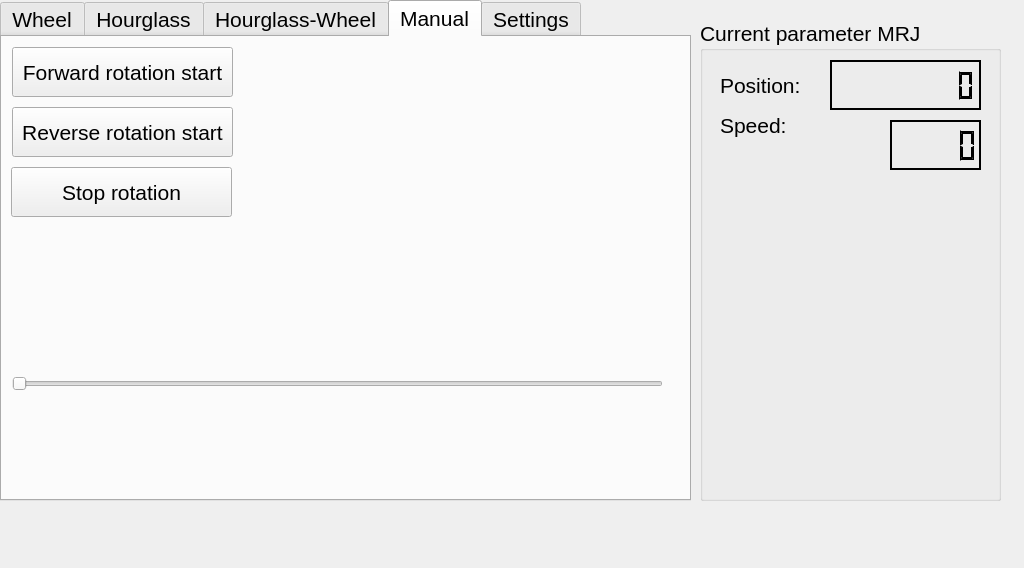
Above: GUI.ui from LeDima/Motor-control-MELSERVO- before the change. Below: the same form after it.
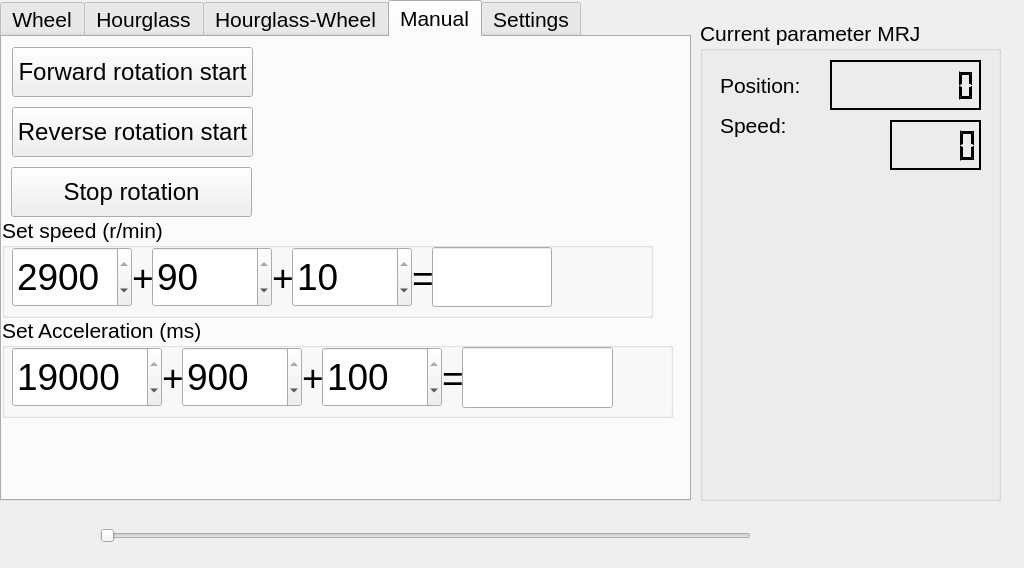
That is the form after the change. The open tabs and pages were chosen to show the change.

The edit to the form file:
```diff
--- a/GUI.ui
+++ b/GUI.ui
@@ -128,10 +128,15 @@
        <rect>
         <x>10</x>
         <y>10</y>
-        <width>221</width>
+        <width>241</width>
         <height>50</height>
        </rect>
       </property>
+      <property name="font">
+       <font>
+        <pointsize>18</pointsize>
+       </font>
+      </property>
       <property name="text">
        <string>Forward rotation start</string>
       </property>
@@ -141,10 +146,15 @@
        <rect>
         <x>10</x>
         <y>70</y>
-        <width>221</width>
+        <width>241</width>
         <height>50</height>
        </rect>
       </property>
+      <property name="font">
+       <font>
+        <pointsize>18</pointsize>
+       </font>
+      </property>
       <property name="text">
        <string>Reverse rotation start</string>
       </property>
@@ -154,29 +164,356 @@
        <rect>
         <x>9</x>
         <y>130</y>
-        <width>221</width>
+        <width>241</width>
         <height>50</height>
        </rect>
       </property>
+      <property name="font">
+       <font>
+        <pointsize>18</pointsize>
+       </font>
+      </property>
       <property name="text">
        <string>Stop rotation</string>
       </property>
      </widget>
-     <widget class="QSlider" name="Speed_IN_Slider">
+     <widget class="QGroupBox" name="groupBoxSet_Speed">
       <property name="geometry">
        <rect>
-        <x>10</x>
-        <y>321</y>
+        <x>0</x>
+        <y>180</y>
         <width>651</width>
-        <height>51</height>
+        <height>101</height>
        </rect>
       </property>
-      <property name="maximum">
-       <number>3000</number>
+      <property name="title">
+       <string>Set speed (r/min)</string>
       </property>
-      <property name="orientation">
-       <enum>Qt::Horizontal</enum>
+      <widget class="QLineEdit" name="lineEdit_Speed_IN">
+       <property name="geometry">
+        <rect>
+         <x>430</x>
+         <y>30</y>
+         <width>120</width>
+         <height>60</height>
+        </rect>
+       </property>
+       <property name="font">
+        <font>
+         <pointsize>28</pointsize>
+        </font>
+       </property>
+       <property name="dragEnabled">
+        <bool>false</bool>
+       </property>
+       <property name="readOnly">
+        <bool>true</bool>
+       </property>
+      </widget>
+      <widget class="QSpinBox" name="spinBoxSpeed_IN_100X">
+       <property name="geometry">
+        <rect>
+         <x>10</x>
+         <y>30</y>
+         <width>120</width>
+         <height>60</height>
+        </rect>
+       </property>
+       <property name="font">
+        <font>
+         <pointsize>28</pointsize>
+        </font>
+       </property>
+       <property name="minimum">
+        <number>0</number>
+       </property>
+       <property name="maximum">
+        <number>2900</number>
+       </property>
+       <property name="singleStep">
+        <number>100</number>
+       </property>
+       <property name="value">
+        <number>2900</number>
+       </property>
+      </widget>
+      <widget class="QLabel" name="label_6">
+       <property name="geometry">
+        <rect>
+         <x>130</x>
+         <y>40</y>
+         <width>21</width>
+         <height>41</height>
+        </rect>
+       </property>
+       <property name="font">
+        <font>
+         <pointsize>28</pointsize>
+        </font>
+       </property>
+       <property name="text">
+        <string>+</string>
+       </property>
+      </widget>
+      <widget class="QSpinBox" name="spinBoxSpeed_IN_10X">
+       <property name="geometry">
+        <rect>
+         <x>150</x>
+         <y>30</y>
+         <width>120</width>
+         <height>60</height>
+        </rect>
+       </property>
+       <property name="font">
+        <font>
+         <pointsize>28</pointsize>
+        </font>
+       </property>
+       <property name="minimum">
+        <number>0</number>
+       </property>
+       <property name="maximum">
+        <number>90</number>
+       </property>
+       <property name="singleStep">
+        <number>10</number>
+       </property>
+       <property name="value">
+        <number>90</number>
+       </property>
+      </widget>
+      <widget class="QSpinBox" name="spinBoxSpeed_IN_1X">
+       <property name="geometry">
+        <rect>
+         <x>290</x>
+         <y>30</y>
+         <width>120</width>
+         <height>60</height>
+        </rect>
+       </property>
+       <property name="font">
+        <font>
+         <pointsize>28</pointsize>
+        </font>
+       </property>
+       <property name="minimum">
+        <number>0</number>
+       </property>
+       <property name="maximum">
+        <number>10</number>
+       </property>
+       <property name="singleStep">
+        <number>1</number>
+       </property>
+       <property name="value">
+        <number>10</number>
+       </property>
+      </widget>
+      <widget class="QLabel" name="label_7">
+       <property name="geometry">
+        <rect>
+         <x>270</x>
+         <y>40</y>
+         <width>21</width>
+         <height>41</height>
+        </rect>
+       </property>
+       <property name="font">
+        <font>
+         <pointsize>28</pointsize>
+        </font>
+       </property>
+       <property name="text">
+        <string>+</string>
+       </property>
+      </widget>
+      <widget class="QLabel" name="label_8">
+       <property name="geometry">
+        <rect>
+         <x>410</x>
+         <y>40</y>
+         <width>21</width>
+         <height>41</height>
+        </rect>
+       </property>
+       <property name="font">
+        <font>
+         <pointsize>28</pointsize>
+        </font>
+       </property>
+       <property name="text">
+        <string>=</string>
+       </property>
+      </widget>
+     </widget>
+     <widget class="QGroupBox" name="groupBoxSet_Acceleration">
+      <property name="geometry">
+       <rect>
+        <x>0</x>
+        <y>280</y>
+        <width>671</width>
+        <height>101</height>
+       </rect>
       </property>
+      <property name="title">
+       <string>Set Acceleration (ms)</string>
+      </property>
+      <widget class="QSpinBox" name="spinBoxAcceleration_IN_1000X">
+       <property name="geometry">
+        <rect>
+         <x>10</x>
+         <y>30</y>
+         <width>150</width>
+         <height>60</height>
+        </rect>
+       </property>
+       <property name="font">
+        <font>
+         <pointsize>28</pointsize>
+        </font>
+       </property>
+       <property name="minimum">
+        <number>0</number>
+       </property>
+       <property name="maximum">
+        <number>19000</number>
+       </property>
+       <property name="singleStep">
+        <number>1000</number>
+       </property>
+       <property name="value">
+        <number>19000</number>
+       </property>
+      </widget>
+      <widget class="QSpinBox" name="spinBoxAcceleration_IN_100X">
+       <property name="geometry">
+        <rect>
+         <x>180</x>
+         <y>30</y>
+         <width>120</width>
+         <height>60</height>
+        </rect>
+       </property>
+       <property name="font">
+        <font>
+         <pointsize>28</pointsize>
+        </font>
+       </property>
+       <property name="minimum">
+        <number>0</number>
+       </property>
+       <property name="maximum">
+        <number>900</number>
+       </property>
+       <property name="singleStep">
+        <number>100</number>
+       </property>
+       <property name="value">
+        <number>900</number>
+       </property>
+      </widget>
+      <widget class="QSpinBox" name="spinBoxAcceleration_IN_10X">
+       <property name="geometry">
+        <rect>
+         <x>320</x>
+         <y>30</y>
+         <width>120</width>
+         <height>60</height>
+        </rect>
+       </property>
+       <property name="font">
+        <font>
+         <pointsize>28</pointsize>
+        </font>
+       </property>
+       <property name="minimum">
+        <number>0</number>
+       </property>
+       <property name="maximum">
+        <number>100</number>
+       </property>
+       <property name="singleStep">
+        <number>10</number>
+       </property>
+       <property name="value">
+        <number>100</number>
+       </property>
+      </widget>
+      <widget class="QLabel" name="label_10">
+       <property name="geometry">
+        <rect>
+         <x>300</x>
+         <y>40</y>
+         <width>21</width>
+         <height>41</height>
+        </rect>
+       </property>
+       <property name="font">
+        <font>
+         <pointsize>28</pointsize>
+        </font>
+       </property>
+       <property name="text">
+        <string>+</string>
+       </property>
+      </widget>
+      <widget class="QLabel" name="label_9">
+       <property name="geometry">
+        <rect>
+         <x>160</x>
+         <y>40</y>
+         <width>21</width>
+         <height>41</height>
+        </rect>
+       </property>
+       <property name="font">
+        <font>
+         <pointsize>28</pointsize>
+        </font>
+       </property>
+       <property name="text">
+        <string>+</string>
+       </property>
+      </widget>
+      <widget class="QLineEdit" name="lineEdit_Acceleration_IN">
+       <property name="geometry">
+        <rect>
+         <x>460</x>
+         <y>30</y>
+         <width>151</width>
+         <height>61</height>
+        </rect>
+       </property>
+       <property name="font">
+        <font>
+         <pointsize>28</pointsize>
+        </font>
+       </property>
+       <property name="dragEnabled">
+        <bool>false</bool>
+       </property>
+       <property name="readOnly">
+        <bool>true</bool>
+       </property>
+      </widget>
+      <widget class="QLabel" name="label_11">
+       <property name="geometry">
+        <rect>
+         <x>440</x>
+         <y>40</y>
+         <width>21</width>
+         <height>41</height>
+        </rect>
+       </property>
+       <property name="font">
+        <font>
+         <pointsize>28</pointsize>
+        </font>
+       </property>
+       <property name="text">
+        <string>=</string>
+       </property>
+      </widget>
      </widget>
     </widget>
     <widget class="QWidget" name="Tab_Settings">
@@ -914,6 +1251,28 @@
      </property>
     </widget>
    </widget>
+   <widget class="QSlider" name="Acceleration_IN_Slider">
+    <property name="geometry">
+     <rect>
+      <x>100</x>
+      <y>510</y>
+      <width>651</width>
+      <height>51</height>
+     </rect>
+    </property>
+    <property name="maximum">
+     <number>20000</number>
+    </property>
+    <property name="singleStep">
+     <number>10</number>
+    </property>
+    <property name="pageStep">
+     <number>100</number>
+    </property>
+    <property name="orientation">
+     <enum>Qt::Horizontal</enum>
+    </property>
+   </widget>
   </widget>
   <action name="actionasda">
    <property name="text">
```
Left out of the diff: 2 changed lines with no effect on the pictures.
